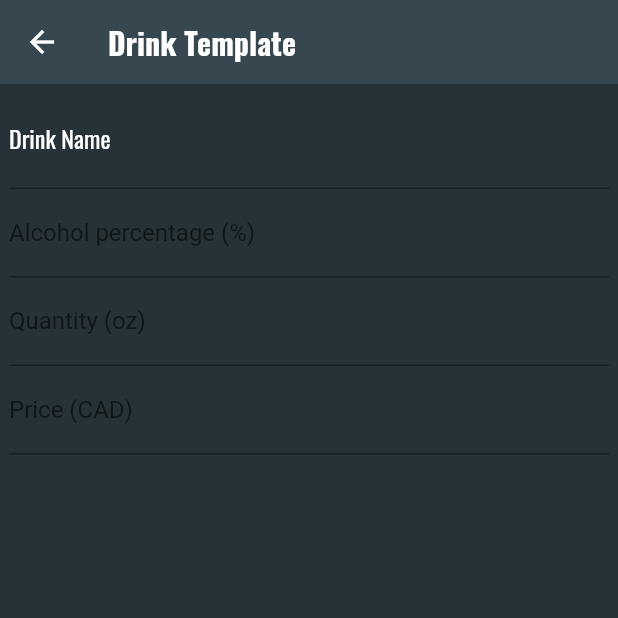
After one commit to princeede/flutter_cheers, a Flutter app: the DrinkTemplatePage screen opened directly, on a phone screen of 412 x 824 dp, the top half of it. The commit adds this screen. Run offline on Flutter 3.47's test engine with Material 2 defaults, Android fonts, the phone set to English and light mode, and no system bars; our stand-ins replace charts_flutter, table_calendar; missing offline and left inert: date_utils, flutter_fab_dialer.

Commit message:
added Drink template page

```diff
--- a/lib/UI/home_fab.dart
+++ b/lib/UI/home_fab.dart
@@ -1,7 +1,7 @@
 import 'package:flutter/material.dart';
 import 'package:flutter_fab_dialer/flutter_fab_dialer.dart';
 
-import '../pages/calender_page.dart';
+import '../pages/drink_template_page.dart';
 
 class HomeFAB extends StatefulWidget{
 
@@ -68,7 +68,7 @@ class HomeFABState extends State<HomeFAB>{
           Colors.blueGrey,
           5.0,
           "Button Menu",
-          _incrementCounter,
+          goToPage,
           "Add Malt",
           Colors.blueGrey,
           Colors.white,
@@ -104,10 +104,10 @@ class HomeFABState extends State<HomeFAB>{
   }
 
   void goToPage(){
-    String name = "calender";
+    String name = "drink_template";
     switch(name){
-      case "calender":
-//        Navigator.of(context).push(new MaterialPageRoute(builder: (BuildContext context) => new CalenderPage(title: "Diary",)));
+      case "drink_template":
+        Navigator.of(context).push(new MaterialPageRoute(builder: (BuildContext context) => new DrinkTemplatePage()));
         break;
       default:
         break;
--- /dev/null
+++ b/lib/models/DrinkTemplate.dart
@@ -0,0 +1,15 @@
+
+class DrinkTemplate{
+  final String _name;
+  final double _percentage;
+  final double _quantity;
+  final double _price;
+
+  DrinkTemplate(this._name, this._percentage, this._price, this._quantity);
+
+  String get name => _name;
+  double get percentage => _percentage;
+  double get quality => _quantity;
+  double get price => _price;
+
+}
--- /dev/null
+++ b/lib/pages/drink_template_page.dart
@@ -0,0 +1,107 @@
+import 'package:flutter/material.dart';
+import '../models/DrinkTemplate.dart';
+
+class DrinkTemplatePage extends StatefulWidget {
+  @override
+  DrinkTemplatePageState createState() => DrinkTemplatePageState();
+}
+
+class DrinkTemplatePageState extends State<DrinkTemplatePage> {
+  final _formKey = GlobalKey();
+//  final _drinkTemplate = DrinkTemplate();
+
+  @override
+  Widget build(BuildContext context) {
+    // TODO: implement build
+    return Scaffold(
+        appBar: AppBar(
+          title: Text(
+            "Drink Template",
+            style: TextStyle(
+              color: Colors.white,
+              fontFamily: "Oswald",
+              fontWeight: FontWeight.bold,
+            ),
+          ),
+          backgroundColor: Colors.blueGrey[800],
+          elevation: 0,
+        ),
+        backgroundColor: Colors.blueGrey[900],
+        body: Padding(
+          padding: EdgeInsets.all(6),
+          child: Builder(
+              builder: (context) => Form(
+                    key: _formKey,
+                    child: Column(
+                      crossAxisAlignment: CrossAxisAlignment.stretch,
+                      children: <Widget>[
+                        TextFormField(
+                          decoration: InputDecoration(
+                            labelText: "Drink Name",
+                            labelStyle: TextStyle(
+                              color: Colors.white,
+                              fontFamily: "Oswald",
+                              fontWeight: FontWeight.normal,
+                            ),
+                            fillColor: Colors.white,
+                            hoverColor: Colors.grey,
+                            focusColor: Colors.grey,
+                          ),
+                          style: TextStyle(
+                            color: Colors.white,
+                            fontFamily: "Oswald",
+                            fontWeight: FontWeight.normal,
+//                            fontSize: 10,
+                          ),
+                          validator: (value) {
+                            if (value.isEmpty) {
+                              return "Please enter the name of the drink";
+                            } else {
+                              return null;
+                            }
+                          },
+//                      onSaved: (val) => setState(() => ),
+                        ),
+                        TextFormField(
+                          decoration: InputDecoration(
+                              labelText: "Alcohol percentage (%)"),
+                          validator: (value) {
+                            if (value.isEmpty) {
+                              return "Please enter the percentage of alcohol in the drink";
+                            } else {
+                              return null;
+                            }
+                          },
+//                      onSaved: (val) => setState(() => ),
+                        ),
+                        TextFormField(
+                          decoration:
+                              InputDecoration(labelText: "Quantity (oz)"),
+                          validator: (value) {
+                            if (value.isEmpty) {
+                              return "Please enter the quantity for one unit of the drink";
+                            } else {
+                              return null;
+                            }
+                          },
+//                      onSaved: (val) => setState(() => ),
+                        ),
+                        TextFormField(
+                          decoration: InputDecoration(labelText: "Price (CAD)"),
+                          validator: (value) {
+                            if (value.isEmpty) {
+                              return "Please enter the price for the drink";
+                            } else {
+                              return null;
+                            }
+                          },
+//                      onSaved: (val) => setState(() => ),
+                        ),
+                      ],
+                    ),
+                  )
+          ),
+        )
+    );
+  }
+}
```
